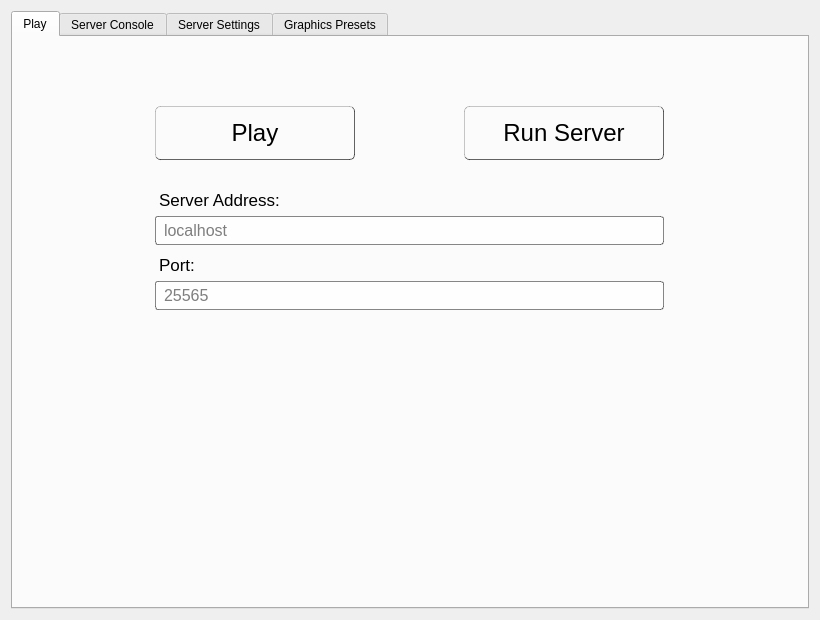
Old version of the form apps/launcher/playpage.ui in the repository MrZer0x0/TES3MP.
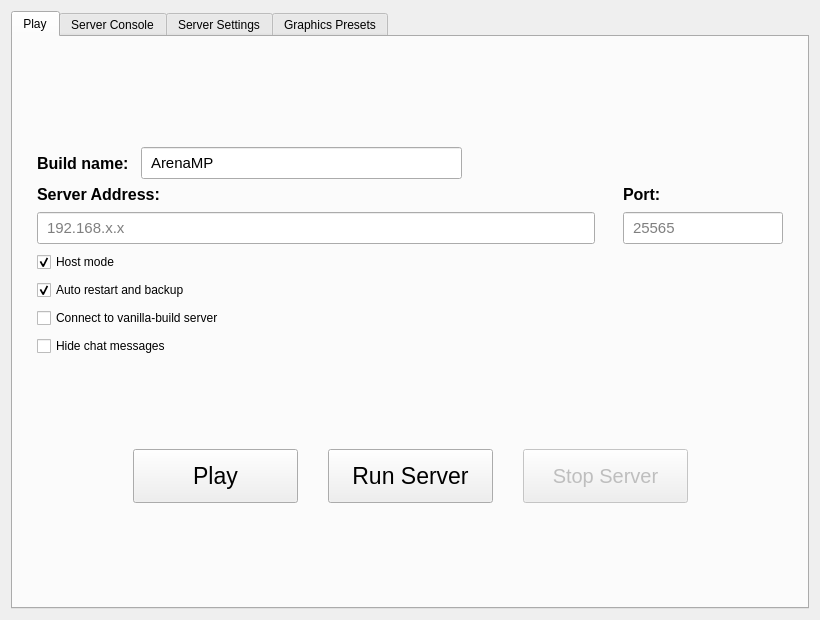
New version of the form.

The edit to the form file:
```diff
--- a/apps/launcher/playpage.ui
+++ b/apps/launcher/playpage.ui
@@ -21,129 +21,300 @@
        <string>Play</string>
       </attribute>
       <layout class="QVBoxLayout" name="playTabLayout">
+       <property name="leftMargin">
+        <number>24</number>
+       </property>
+       <property name="topMargin">
+        <number>24</number>
+       </property>
+       <property name="rightMargin">
+        <number>24</number>
+       </property>
+       <property name="bottomMargin">
+        <number>18</number>
+       </property>
        <item>
-        <widget class="QWidget" name="Scroll" native="true">
-         <property name="styleSheet">
-          <string notr="true">#Scroll {
-    background: transparent;
-}
-</string>
+        <spacer name="playTopSpacer">
+         <property name="orientation">
+          <enum>Qt::Vertical</enum>
          </property>
-         <layout class="QGridLayout" name="gridLayout">
-          <property name="leftMargin"><number>30</number></property>
-          <property name="topMargin"><number>60</number></property>
-          <property name="rightMargin"><number>30</number></property>
-          <property name="verticalSpacing"><number>6</number></property>
-          <item row="1" column="1">
-           <widget class="QPushButton" name="playButton">
-            <property name="minimumSize"><size><width>200</width><height>70</height></size></property>
-            <property name="maximumSize"><size><width>200</width><height>70</height></size></property>
-            <property name="styleSheet">
-             <string notr="true">#playButton, #serverButton {
-    height: 50px;
-    margin-bottom: 16px;
-    background-color: qlineargradient(spread:pad, x1:0, y1:0, x2:0, y2:1,
-        stop:0 rgba(255,255,255,200), stop:0.1 rgba(255,255,255,15),
-        stop:0.49 rgba(255,255,255,75), stop:0.5 rgba(0,0,0,0),
-        stop:0.9 rgba(0,0,0,55), stop:1 rgba(0,0,0,100));
-    font-size: 18pt; color: black;
-    border-right: 1px solid rgba(0,0,0,155);
-    border-left:  1px solid rgba(0,0,0,55);
-    border-top:   1px solid rgba(0,0,0,55);
-    border-bottom:1px solid rgba(0,0,0,155);
-    border-radius: 5px;
-}
-#playButton:hover, #serverButton:hover { border: 2px solid rgba(164,192,228,255); }
-#playButton:pressed, #serverButton:pressed {
-    background: qlineargradient(x1:0,y1:0,x2:0,y2:1,
-        stop:0 rgba(0,0,0,75), stop:0.1 rgba(0,0,0,15),
-        stop:0.2 rgba(255,255,255,55), stop:1 rgba(255,255,255,155));
-    border: 1px solid rgba(0,0,0,55);
-}</string>
-            </property>
-            <property name="text"><string>Play</string></property>
-           </widget>
-          </item>
-          <item row="1" column="2">
-           <widget class="QPushButton" name="serverButton">
-            <property name="minimumSize"><size><width>200</width><height>70</height></size></property>
-            <property name="maximumSize"><size><width>200</width><height>70</height></size></property>
-            <property name="styleSheet">
-             <string notr="true">#playButton, #serverButton {
-    height: 50px;
-    margin-bottom: 16px;
-    background-color: qlineargradient(spread:pad, x1:0, y1:0, x2:0, y2:1,
-        stop:0 rgba(255,255,255,200), stop:0.1 rgba(255,255,255,15),
-        stop:0.49 rgba(255,255,255,75), stop:0.5 rgba(0,0,0,0),
-        stop:0.9 rgba(0,0,0,55), stop:1 rgba(0,0,0,100));
-    font-size: 18pt; color: black;
-    border-right: 1px solid rgba(0,0,0,155);
-    border-left:  1px solid rgba(0,0,0,55);
-    border-top:   1px solid rgba(0,0,0,55);
-    border-bottom:1px solid rgba(0,0,0,155);
-    border-radius: 5px;
-}
-#playButton:hover, #serverButton:hover { border: 2px solid rgba(164,192,228,255); }
-#playButton:pressed, #serverButton:pressed {
-    background: qlineargradient(x1:0,y1:0,x2:0,y2:1,
-        stop:0 rgba(0,0,0,75), stop:0.1 rgba(0,0,0,15),
-        stop:0.2 rgba(255,255,255,55), stop:1 rgba(255,255,255,155));
-    border: 1px solid rgba(0,0,0,55);
-}</string>
-            </property>
-            <property name="text"><string>Run Server</string></property>
-           </widget>
-          </item>
-          <item row="2" column="1" colspan="2">
-           <widget class="QLabel" name="serverLabel">
-            <property name="styleSheet">
-             <string notr="true">#serverLabel { font-size: 13pt; color: black; margin-top: 8px; }</string>
-            </property>
-            <property name="text"><string>Server Address:</string></property>
-           </widget>
-          </item>
-          <item row="3" column="1" colspan="2">
-           <widget class="QLineEdit" name="serverAddressEdit">
-            <property name="placeholderText"><string>localhost</string></property>
-            <property name="styleSheet">
-             <string notr="true">#serverAddressEdit {
-    font-size: 12pt; color: black;
-    background: rgba(255,255,255,200);
-    border: 1px solid rgba(0,0,0,120);
-    border-radius: 3px; padding: 3px 6px;
-}</string>
-            </property>
-           </widget>
-          </item>
-          <item row="4" column="1" colspan="2">
-           <widget class="QLabel" name="portLabel">
-            <property name="styleSheet">
-             <string notr="true">#portLabel { font-size: 13pt; color: black; margin-top: 4px; }</string>
-            </property>
-            <property name="text"><string>Port:</string></property>
-           </widget>
-          </item>
-          <item row="5" column="1" colspan="2">
-           <widget class="QLineEdit" name="serverPortEdit">
-            <property name="placeholderText"><string>25565</string></property>
-            <property name="styleSheet">
-             <string notr="true">#serverPortEdit {
-    font-size: 12pt; color: black;
-    background: rgba(255,255,255,200);
-    border: 1px solid rgba(0,0,0,120);
-    border-radius: 3px; padding: 3px 6px;
-}</string>
-            </property>
-           </widget>
-          </item>
-          <item row="6" column="1" colspan="2">
-           <spacer name="verticalSpacer">
-            <property name="orientation"><enum>Qt::Vertical</enum></property>
-            <property name="sizeHint" stdset="0"><size><width>20</width><height>30</height></size></property>
-           </spacer>
-          </item>
-         </layout>
-        </widget>
+         <property name="sizeHint" stdset="0">
+          <size>
+           <width>20</width>
+           <height>38</height>
+          </size>
+         </property>
+        </spacer>
+       </item>
+       <item>
+        <layout class="QHBoxLayout" name="buildNameLayout">
+         <property name="spacing">
+          <number>12</number>
+         </property>
+         <item>
+          <widget class="QLabel" name="buildNameLabel">
+           <property name="text">
+            <string>Build name:</string>
+           </property>
+           <property name="styleSheet">
+            <string notr="true">font-size: 12pt; font-weight: 500;</string>
+           </property>
+          </widget>
+         </item>
+         <item>
+          <widget class="QLineEdit" name="buildNameEdit">
+           <property name="text">
+            <string>ArenaMP</string>
+           </property>
+           <property name="minimumSize">
+            <size>
+             <width>320</width>
+             <height>32</height>
+            </size>
+           </property>
+           <property name="styleSheet">
+            <string notr="true">font-size: 11pt; padding: 3px 7px;</string>
+           </property>
+          </widget>
+         </item>
+         <item>
+          <spacer name="buildNameSpacer">
+           <property name="orientation">
+            <enum>Qt::Horizontal</enum>
+           </property>
+           <property name="sizeHint" stdset="0">
+            <size>
+             <width>40</width>
+             <height>20</height>
+            </size>
+           </property>
+          </spacer>
+         </item>
+        </layout>
+       </item>
+       <item>
+        <layout class="QGridLayout" name="serverConnectionLayout">
+         <property name="horizontalSpacing">
+          <number>28</number>
+         </property>
+         <property name="verticalSpacing">
+          <number>8</number>
+         </property>
+         <item row="0" column="0">
+          <widget class="QLabel" name="serverLabel">
+           <property name="text">
+            <string>Server Address:</string>
+           </property>
+           <property name="styleSheet">
+            <string notr="true">font-size: 12pt; font-weight: 500;</string>
+           </property>
+          </widget>
+         </item>
+         <item row="0" column="1">
+          <widget class="QLabel" name="portLabel">
+           <property name="text">
+            <string>Port:</string>
+           </property>
+           <property name="styleSheet">
+            <string notr="true">font-size: 12pt; font-weight: 500;</string>
+           </property>
+          </widget>
+         </item>
+         <item row="1" column="0">
+          <widget class="QLineEdit" name="serverAddressEdit">
+           <property name="minimumSize">
+            <size>
+             <width>300</width>
+             <height>32</height>
+            </size>
+           </property>
+           <property name="placeholderText">
+            <string>192.168.x.x</string>
+           </property>
+           <property name="styleSheet">
+            <string notr="true">font-size: 11pt; padding: 3px 7px;</string>
+           </property>
+          </widget>
+         </item>
+         <item row="1" column="1">
+          <widget class="QLineEdit" name="serverPortEdit">
+           <property name="minimumSize">
+            <size>
+             <width>130</width>
+             <height>32</height>
+            </size>
+           </property>
+           <property name="maximumSize">
+            <size>
+             <width>160</width>
+             <height>32</height>
+            </size>
+           </property>
+           <property name="placeholderText">
+            <string>25565</string>
+           </property>
+           <property name="styleSheet">
+            <string notr="true">font-size: 11pt; padding: 3px 7px;</string>
+           </property>
+          </widget>
+         </item>
+         <item row="2" column="0" colspan="2">
+          <widget class="QCheckBox" name="autoStartServerCheckBox">
+           <property name="text">
+            <string>Host mode</string>
+           </property>
+           <property name="checked">
+            <bool>true</bool>
+           </property>
+          </widget>
+         </item>
+         <item row="3" column="0" colspan="2">
+          <widget class="QCheckBox" name="autoRestartServerCheckBox">
+           <property name="text">
+            <string>Auto restart and backup</string>
+           </property>
+           <property name="checked">
+            <bool>true</bool>
+           </property>
+          </widget>
+         </item>
+         <item row="4" column="0" colspan="2">
+          <widget class="QCheckBox" name="vanillaServerCheckBox">
+           <property name="text">
+            <string>Connect to vanilla-build server</string>
+           </property>
+           <property name="toolTip">
+            <string>Use the official TES3MP 0.8.1 network identity (protocol 10, commit 68954091c5) required by older non-ArenaMP servers. Content files are not changed automatically, and local auto-start is skipped in this mode.</string>
+           </property>
+           <property name="checked">
+            <bool>false</bool>
+           </property>
+          </widget>
+         </item>
+         <item row="5" column="0" colspan="2">
+          <widget class="QCheckBox" name="hideChatHistoryCheckBox">
+           <property name="text">
+            <string>Hide chat messages</string>
+           </property>
+           <property name="toolTip">
+            <string>Hide received chat messages while keeping the chat input available.</string>
+           </property>
+           <property name="checked">
+            <bool>false</bool>
+           </property>
+          </widget>
+         </item>
+        </layout>
+       </item>
+       <item>
+        <spacer name="playMiddleSpacer">
+         <property name="orientation">
+          <enum>Qt::Vertical</enum>
+         </property>
+         <property name="sizeHint" stdset="0">
+          <size>
+           <width>20</width>
+           <height>55</height>
+          </size>
+         </property>
+        </spacer>
+       </item>
+       <item>
+        <layout class="QHBoxLayout" name="playButtonsLayout">
+         <property name="spacing">
+          <number>30</number>
+         </property>
+         <item>
+          <spacer name="playButtonsLeftSpacer">
+           <property name="orientation">
+            <enum>Qt::Horizontal</enum>
+           </property>
+           <property name="sizeHint" stdset="0">
+            <size>
+             <width>30</width>
+             <height>20</height>
+            </size>
+           </property>
+          </spacer>
+         </item>
+         <item>
+          <widget class="QPushButton" name="playButton">
+           <property name="minimumSize">
+            <size>
+             <width>165</width>
+             <height>54</height>
+            </size>
+           </property>
+           <property name="text">
+            <string>Play</string>
+           </property>
+           <property name="styleSheet">
+            <string notr="true">font-size: 17pt;</string>
+           </property>
+          </widget>
+         </item>
+         <item>
+          <widget class="QPushButton" name="serverButton">
+           <property name="minimumSize">
+            <size>
+             <width>165</width>
+             <height>54</height>
+            </size>
+           </property>
+           <property name="text">
+            <string>Run Server</string>
+           </property>
+           <property name="styleSheet">
+            <string notr="true">font-size: 17pt;</string>
+           </property>
+          </widget>
+         </item>
+         <item>
+          <widget class="QPushButton" name="stopServerButton">
+           <property name="minimumSize">
+            <size>
+             <width>165</width>
+             <height>54</height>
+            </size>
+           </property>
+           <property name="text">
+            <string>Stop Server</string>
+           </property>
+           <property name="enabled">
+            <bool>false</bool>
+           </property>
+           <property name="styleSheet">
+            <string notr="true">font-size: 15pt;</string>
+           </property>
+          </widget>
+         </item>
+         <item>
+          <spacer name="playButtonsRightSpacer">
+           <property name="orientation">
+            <enum>Qt::Horizontal</enum>
+           </property>
+           <property name="sizeHint" stdset="0">
+            <size>
+             <width>30</width>
+             <height>20</height>
+            </size>
+           </property>
+          </spacer>
+         </item>
+        </layout>
+       </item>
+       <item>
+        <spacer name="playBottomSpacer">
+         <property name="orientation">
+          <enum>Qt::Vertical</enum>
+         </property>
+         <property name="sizeHint" stdset="0">
+          <size>
+           <width>20</width>
+           <height>30</height>
+          </size>
+         </property>
+        </spacer>
        </item>
       </layout>
      </widget>
```
Left out of the diff: 1332 changed lines with no effect on the pictures.
